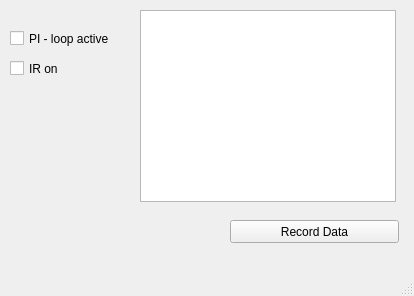
Before: the Qt Designer form qt_creator_gui/mainwindow.ui in LISE-B26/pylabcontrol, drawn with Qt 5.
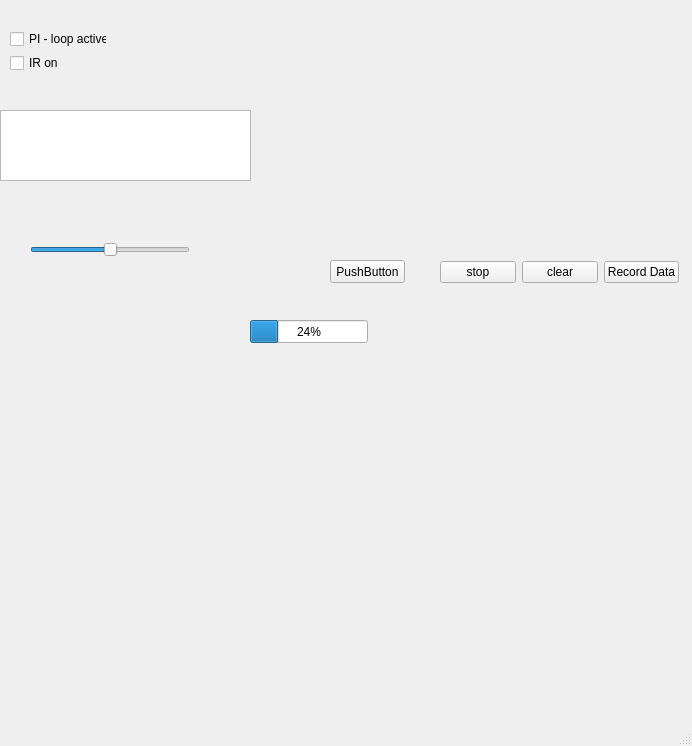
After: the same form once the commit is applied.

```diff
--- a/qt_creator_gui/mainwindow.ui
+++ b/qt_creator_gui/mainwindow.ui
@@ -6,63 +6,155 @@
    <rect>
     <x>0</x>
     <y>0</y>
-    <width>414</width>
-    <height>296</height>
+    <width>692</width>
+    <height>746</height>
    </rect>
   </property>
   <property name="windowTitle">
    <string>MainWindow</string>
   </property>
   <widget class="QWidget" name="centralwidget">
-   <widget class="QPushButton" name="buttonRecordData">
+   <widget class="QListView" name="listView">
     <property name="geometry">
      <rect>
-      <x>230</x>
-      <y>220</y>
-      <width>169</width>
-      <height>23</height>
+      <x>0</x>
+      <y>110</y>
+      <width>251</width>
+      <height>71</height>
      </rect>
     </property>
-    <property name="text">
-     <string>Record Data</string>
-    </property>
    </widget>
-   <widget class="QGraphicsView" name="graphData">
+   <widget class="QWidget" name="plotWidget" native="true">
     <property name="geometry">
      <rect>
-      <x>140</x>
-      <y>10</y>
-      <width>256</width>
-      <height>192</height>
+      <x>280</x>
+      <y>30</y>
+      <width>401</width>
+      <height>221</height>
      </rect>
     </property>
+    <property name="sizePolicy">
+     <sizepolicy hsizetype="Preferred" vsizetype="Preferred">
+      <horstretch>0</horstretch>
+      <verstretch>0</verstretch>
+     </sizepolicy>
+    </property>
+    <layout class="QVBoxLayout" name="mplvl"/>
    </widget>
-   <widget class="QCheckBox" name="checkPIActive">
+   <widget class="QWidget" name="layoutWidget">
     <property name="geometry">
      <rect>
       <x>10</x>
       <y>30</y>
-      <width>101</width>
-      <height>17</height>
+      <width>97</width>
+      <height>42</height>
      </rect>
     </property>
-    <property name="text">
-     <string>PI - loop active</string>
+    <layout class="QVBoxLayout" name="layout_checkboxes">
+     <item>
+      <widget class="QCheckBox" name="checkPIActive">
+       <property name="text">
+        <string>PI - loop active</string>
+       </property>
+      </widget>
+     </item>
+     <item>
+      <widget class="QCheckBox" name="checkIRon">
+       <property name="text">
+        <string>IR on</string>
+       </property>
+      </widget>
+     </item>
+    </layout>
+   </widget>
+   <widget class="QSlider" name="sliderPosition">
+    <property name="geometry">
+     <rect>
+      <x>30</x>
+      <y>240</y>
+      <width>160</width>
+      <height>19</height>
+     </rect>
     </property>
+    <property name="maximum">
+     <number>600</number>
+    </property>
+    <property name="sliderPosition">
+     <number>300</number>
+    </property>
+    <property name="orientation">
+     <enum>Qt::Horizontal</enum>
+    </property>
    </widget>
-   <widget class="QCheckBox" name="checkIRon">
+   <widget class="QPushButton" name="btn_thread">
     <property name="geometry">
      <rect>
-      <x>10</x>
-      <y>60</y>
-      <width>70</width>
-      <height>17</height>
+      <x>330</x>
+      <y>260</y>
+      <width>75</width>
+      <height>23</height>
      </rect>
     </property>
     <property name="text">
-     <string>IR on</string>
+     <string>PushButton</string>
     </property>
    </widget>
+   <widget class="QProgressBar" name="progressBar">
+    <property name="geometry">
+     <rect>
+      <x>250</x>
+      <y>320</y>
+      <width>118</width>
+      <height>23</height>
+     </rect>
+    </property>
+    <property name="value">
+     <number>24</number>
+    </property>
+   </widget>
+   <widget class="QWidget" name="">
+    <property name="geometry">
+     <rect>
+      <x>440</x>
+      <y>260</y>
+      <width>239</width>
+      <height>25</height>
+     </rect>
+    </property>
+    <layout class="QHBoxLayout" name="horizontalLayout">
+     <item>
+      <widget class="QPushButton" name="btn_stop_record">
+       <property name="text">
+        <string>stop</string>
+       </property>
+      </widget>
+     </item>
+     <item>
+      <widget class="QPushButton" name="btn_clear_record">
+       <property name="text">
+        <string>clear</string>
+       </property>
+      </widget>
+     </item>
+     <item>
+      <widget class="QPushButton" name="btn_start_record">
+       <property name="text">
+        <string>Record Data</string>
+       </property>
+      </widget>
+     </item>
+    </layout>
+   </widget>
+   <zorder>btn_start_record</zorder>
+   <zorder>listView</zorder>
+   <zorder>plotWidget</zorder>
+   <zorder>layoutWidget</zorder>
+   <zorder>sliderPosition</zorder>
+   <zorder>btn_clear_record</zorder>
+   <zorder>btn_stop_record</zorder>
+   <zorder>btn_thread</zorder>
+   <zorder>progressBar</zorder>
+   <zorder>btn_clear_record</zorder>
   </widget>
   <widget class="QMenuBar" name="menubar">
    <property name="geometry">
```
Left out of the diff: 2 changed lines with no effect on the pictures.
